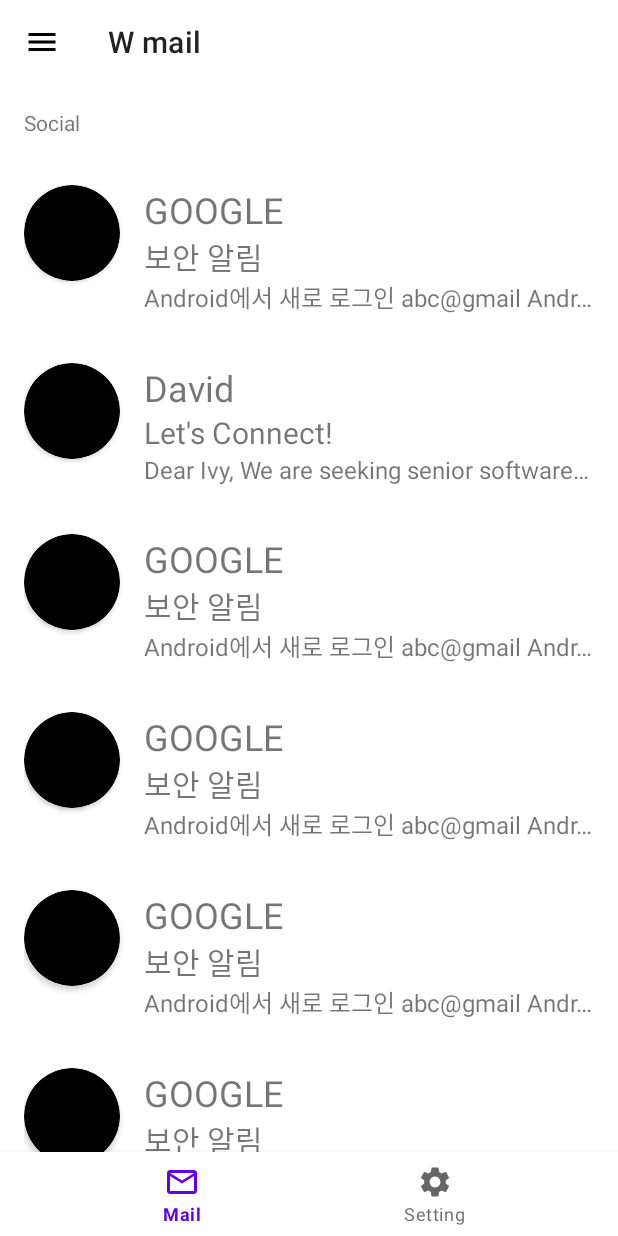
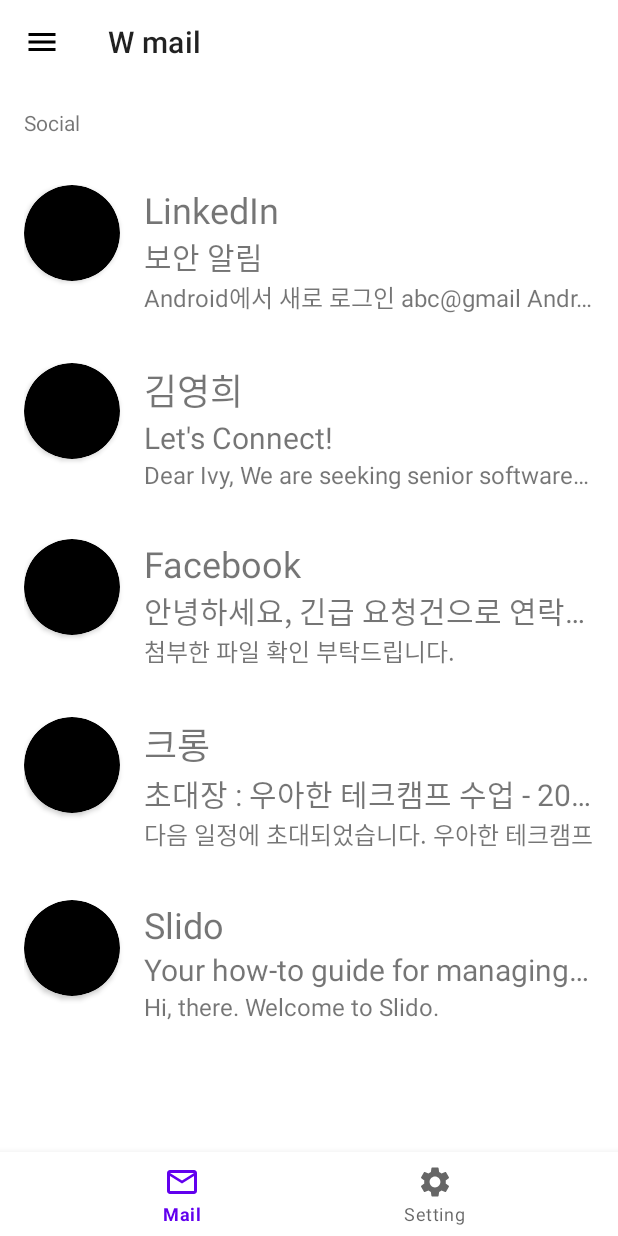
Before and after one commit to woowa-techcamp-2022/android-mail-07, an Android app: the screen it shows after launch (MainActivity), in the side drawer, after a tap on "Social", on a phone screen of 412 x 824 dp. Run offline under Robolectric (Android 15) with nearby library versions, the phone set to English and light mode, and no system bars; our stand-ins replace data binding.

Commit message:
#6 feat : update mail list

```diff
--- /dev/null
+++ b/app/src/main/java/com/example/woowamailapp/repository/MailRepository.kt
@@ -0,0 +1,30 @@
+package com.example.woowamailapp.repository
+
+import com.example.woowamailapp.model.Mail
+import com.example.woowamailapp.utils.PRIMARY
+import com.example.woowamailapp.utils.PROMOTION
+import com.example.woowamailapp.utils.SOCIAL
+
+class MailRepository {
+    fun getPrimaryMails() : List<Mail> {
+        return listOf(Mail(1,"GOOGLE", "보안 알림", "Android에서 새로 로그인 abc@gmail Android","20220705", PRIMARY),
+        Mail(2,"David", "Let's Connect!", "Dear Ivy, We are seeking senior software engineer","20220705", PRIMARY),
+        Mail(3,"구자경", "안녕하세요, 긴급 요청건으로 연락드립니다.", "첨부한 파일 확인 부탁드립니다.","20220705", PRIMARY),
+        Mail(4,"크롱", "초대장 : 우아한 테크캠프 수업 - 2022년 7월", "다음 일정에 초대되었습니다. 우아한 테크캠프","20220705", PRIMARY),
+        Mail(5,"Slido", "Your how-to guide for managing slido", "Hi, there. Welcome to Slido. ","20220705", PRIMARY))
+    }
+    fun getSocialMails() : List<Mail> {
+        return listOf(Mail(6,"LinkedIn", "보안 알림", "Android에서 새로 로그인 abc@gmail Android","20220705", SOCIAL),
+            Mail(7,"김영희", "Let's Connect!", "Dear Ivy, We are seeking senior software engineer","20220705", SOCIAL),
+            Mail(8,"Facebook", "안녕하세요, 긴급 요청건으로 연락드립니다.", "첨부한 파일 확인 부탁드립니다.","20220705", SOCIAL),
+            Mail(9,"크롱", "초대장 : 우아한 테크캠프 수업 - 2022년 7월", "다음 일정에 초대되었습니다. 우아한 테크캠프","20220705", SOCIAL),
+            Mail(10,"Slido", "Your how-to guide for managing slido", "Hi, there. Welcome to Slido. ","20220705", SOCIAL))
+    }
+    fun getPromotionMails() : List<Mail> {
+        return listOf(Mail(11,"Zoom", "보안 알림", "Android에서 새로 로그인 abc@gmail Android","20220705", PROMOTION),
+            Mail(12,"Udemy", "Let's Connect!", "Dear Ivy, We are seeking senior software engineer","20220705", PROMOTION),
+            Mail(13,"우아한 테크캠프", "안녕하세요, 긴급 요청건으로 연락드립니다.", "첨부한 파일 확인 부탁드립니다.","20220705", PROMOTION),
+            Mail(14,"Slack", "초대장 : 우아한 테크캠프 수업 - 2022년 7월", "다음 일정에 초대되었습니다. 우아한 테크캠프","20220705", PROMOTION),
+            Mail(15,"Slido", "Your how-to guide for managing slido", "Hi, there. Welcome to Slido. ","20220705", PROMOTION))
+    }
+}
--- a/app/src/main/java/com/example/woowamailapp/ui/main/MailFragment.kt
+++ b/app/src/main/java/com/example/woowamailapp/ui/main/MailFragment.kt
@@ -40,6 +40,7 @@ class MailFragment : Fragment() {
                         else -> getString(R.string.drawer_menu_promotion)
                     }
             }
+
         })
 
         return binding.root
--- a/app/src/main/java/com/example/woowamailapp/ui/main/MainActivity.kt
+++ b/app/src/main/java/com/example/woowamailapp/ui/main/MainActivity.kt
@@ -57,13 +57,15 @@ class MainActivity : AppCompatActivity() {
     }
     private fun initDrawerLayout(navigationView: NavigationView) {
         navigationView.setNavigationItemSelectedListener { item->
-            mainViewModel.selectType(
+            mainViewModel.apply {
+                this.selectType(
                     when(item.itemId){
                         R.id.nav_primary -> PRIMARY
                         R.id.nav_social -> SOCIAL
                         else -> PROMOTION
                     }
                 )
+            }
             binding.dlMain.closeDrawer(Gravity.LEFT)
             true
         }
--- a/app/src/main/java/com/example/woowamailapp/ui/main/MainViewModel.kt
+++ b/app/src/main/java/com/example/woowamailapp/ui/main/MainViewModel.kt
@@ -5,6 +5,7 @@ import androidx.lifecycle.MutableLiveData
 import androidx.lifecycle.ViewModel
 import com.example.woowamailapp.model.Mail
 import com.example.woowamailapp.model.User
+import com.example.woowamailapp.repository.MailRepository
 import com.example.woowamailapp.utils.PRIMARY
 import com.example.woowamailapp.utils.PROMOTION
 import com.example.woowamailapp.utils.SOCIAL
@@ -17,25 +18,10 @@ class MainViewModel : ViewModel(){
     private val _type = MutableLiveData<Int>()
     val type : LiveData<Int> = _type
 
-    private val dummy = listOf(
-        Mail(1,"GOOGLE", "보안 알림", "Android에서 새로 로그인 abc@gmail Android","20220705", PRIMARY),
-        Mail(2,"David", "Let's Connect!", "Dear Ivy, We are seeking senior software engineer","20220705", SOCIAL),
-        Mail(3,"GOOGLE", "보안 알림", "Android에서 새로 로그인 abc@gmail Android","20220705", PROMOTION),
-        Mail(4,"GOOGLE", "보안 알림", "Android에서 새로 로그인 abc@gmail Android","20220705", PRIMARY),
-        Mail(5,"GOOGLE", "보안 알림", "Android에서 새로 로그인 abc@gmail Android","20220705", SOCIAL),
-        Mail(6,"GOOGLE", "보안 알림", "Android에서 새로 로그인 abc@gmail Android","20220705", PROMOTION),
-        Mail(7,"GOOGLE", "보안 알림", "Android에서 새로 로그인 abc@gmail Android","20220705", SOCIAL),
-        Mail(8,"GOOGLE", "보안 알림", "Android에서 새로 로그인 abc@gmail Android","20220705", PROMOTION),
-        Mail(9,"GOOGLE", "보안 알림", "Android에서 새로 로그인 abc@gmail Android","20220705", PRIMARY),
-        Mail(10,"GOOGLE", "보안 알림", "Android에서 새로 로그인 abc@gmail Android","20220705", PRIMARY),
-        Mail(11,"GOOGLE", "보안 알림", "Android에서 새로 로그인 abc@gmail Android","20220705", SOCIAL),
-        Mail(12,"GOOGLE", "보안 알림", "Android에서 새로 로그인 abc@gmail Android","20220705", SOCIAL),
-        Mail(13,"GOOGLE", "보안 알림", "Android에서 새로 로그인 abc@gmail Android","20220705", PROMOTION),
-        Mail(14,"GOOGLE", "보안 알림", "Android에서 새로 로그인 abc@gmail Android","20220705", PRIMARY),
-        Mail(15,"GOOGLE", "보안 알림", "Android에서 새로 로그인 abc@gmail Android","20220705", PROMOTION)
-    )
+    val mailRepository = MailRepository()
+
     init {
-        _mails.postValue(this.dummy.toMutableList())
+        _mails.postValue(mailRepository.getPrimaryMails().toMutableList())
         _type.postValue(PRIMARY)
     }
 
@@ -44,5 +30,16 @@ class MainViewModel : ViewModel(){
     }
     fun selectType(selectedType : Int){
         _type.postValue(selectedType)
+        getTypedMails(selectedType)
+    }
+
+    fun getTypedMails(type : Int){
+        _mails.postValue(
+            (when(type){
+                PRIMARY -> mailRepository.getPrimaryMails()
+                SOCIAL -> mailRepository.getSocialMails()
+                else -> mailRepository.getPromotionMails()
+            }).toMutableList()
+        )
     }
 }
--- a/app/src/main/java/com/example/woowamailapp/ui/main/SettingFragment.kt
+++ b/app/src/main/java/com/example/woowamailapp/ui/main/SettingFragment.kt
@@ -28,7 +28,6 @@ class SettingFragment : Fragment() {
             binding.tvNickname.text = user.nickname
         })
 
-        viewModel
 
         return binding.root
     }
```
Lines whose indentation alone changed are shown as unchanged.
